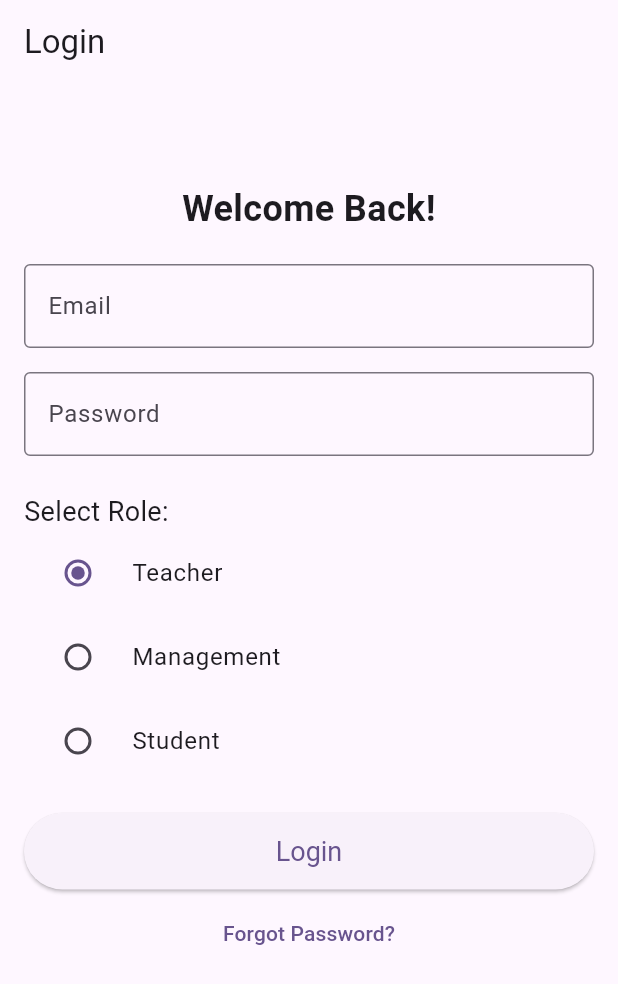
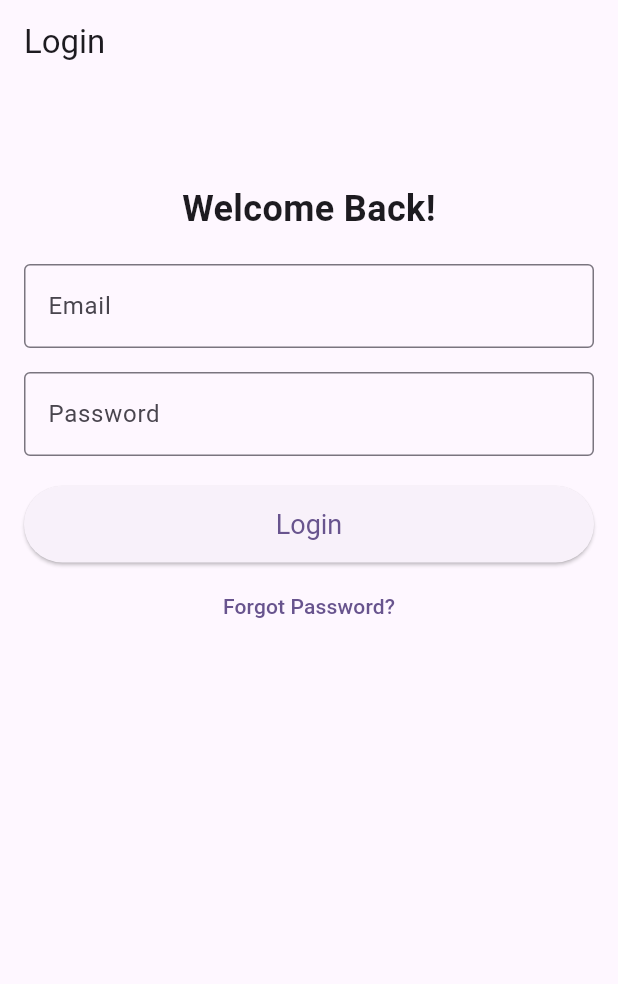
Before and after one commit to LazyyVenom/School_Manager, a Flutter app: the screen it shows after launch, on a phone screen of 412 x 824 dp. Shown: the top 984 px of the screen. Run offline on Flutter 3.47's test engine with Material 3 defaults, Android fonts, the phone set to English and light mode, and no system bars; our stand-ins replace firebase_auth, firebase_core, shared_preferences, table_calendar; accounts and stored records are empty.

Commit message:
Updated login accourdingly

```diff
--- a/lib/login_page.dart
+++ b/lib/login_page.dart
@@ -1,6 +1,5 @@
 import 'package:firebase_auth/firebase_auth.dart';
 import 'package:flutter/material.dart';
-import 'package:shared_preferences/shared_preferences.dart';
 import 'package:school_manager/basic_structure.dart';
 
 class LoginPage extends StatefulWidget {
@@ -13,7 +12,6 @@ class LoginPage extends StatefulWidget {
 class _LoginPageState extends State<LoginPage> {
   final TextEditingController _usernameController = TextEditingController();
   final TextEditingController _passwordController = TextEditingController();
-  String _userRole = 'Teacher'; // Default role selected
 
   @override
   Widget build(BuildContext context) {
@@ -53,44 +51,6 @@ class _LoginPageState extends State<LoginPage> {
                 border: OutlineInputBorder(),
               ),
             ),
-            const SizedBox(height: 24.0),
-
-            // Radio Buttons for Role Selection
-            const Text(
-              "Select Role:",
-              style: TextStyle(fontSize: 18.0),
-            ),
-            RadioListTile<String>(
-              title: const Text('Teacher'),
-              value: 'Teacher',
-              groupValue: _userRole,
-              onChanged: (String? value) {
-                setState(() {
-                  _userRole = value!;
-                });
-              },
-            ),
-            RadioListTile<String>(
-              title: const Text('Management'),
-              value: 'Management',
-              groupValue: _userRole,
-              onChanged: (String? value) {
-                setState(() {
-                  _userRole = value!;
-                });
-              },
-            ),
-            RadioListTile<String>(
-              title: const Text('Student'),
-              value: 'Student',
-              groupValue: _userRole,
-              onChanged: (String? value) {
-                setState(() {
-                  _userRole = value!;
-                });
-              },
-            ),
-
             const SizedBox(height: 20.0),
             ElevatedButton(
               onPressed: _login,
@@ -121,11 +81,6 @@ class _LoginPageState extends State<LoginPage> {
       UserCredential userCredential = await FirebaseAuth.instance
           .signInWithEmailAndPassword(email: email, password: password);
 
-      // Save login state locally using SharedPreferences
-      final prefs = await SharedPreferences.getInstance();
-      await prefs.setBool('isLoggedIn', true);
-      await prefs.setString('userRole', _userRole);
-
       // Navigate to the main application screen
       if (context.mounted) {
         Navigator.pushReplacement(
@@ -134,7 +89,7 @@ class _LoginPageState extends State<LoginPage> {
         );
       }
     } catch (e) {
-      // ignore: use_build_context_synchronously
+      // Handle sign-in errors
       ScaffoldMessenger.of(context).showSnackBar(
         SnackBar(
           content: const Text(
```
Also changed, not shown: lib/firebase_options.dart (added).
